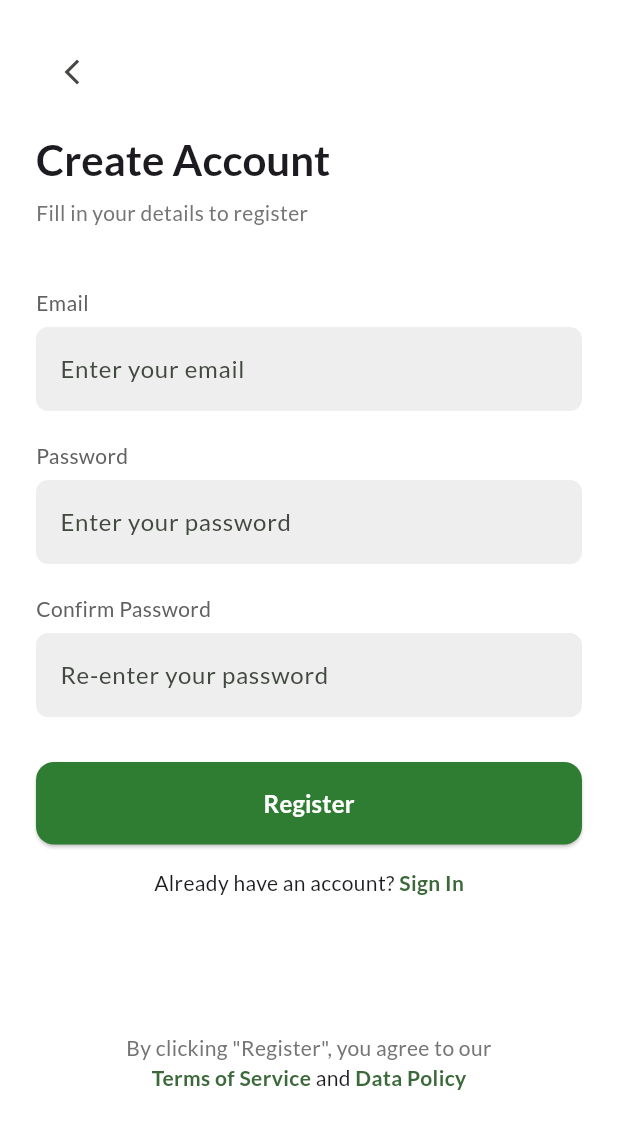
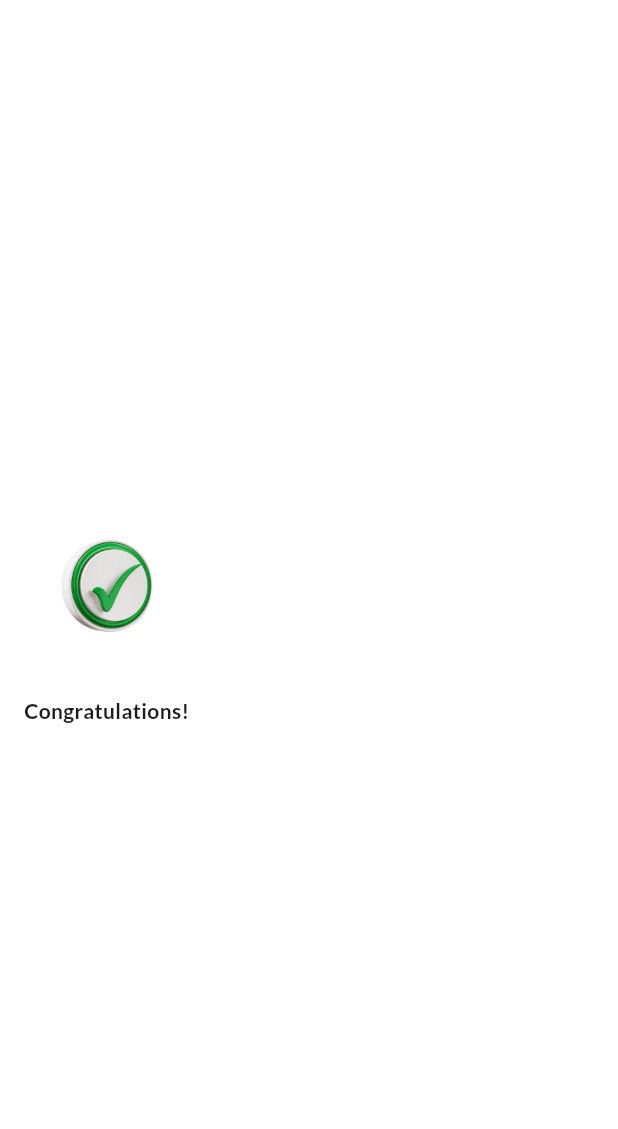
Before and after one commit to nyarko-i/Dinemin, a Flutter app: the SignupScreen screen opened by its route, after a tap on "Register", on a phone screen of 412 x 824 dp. Shown: the top 1129 px of the screen. Run offline on Flutter 3.47's test engine with Material 3 defaults, Android fonts, the phone set to English and light mode, and no system bars; our stand-ins replace google_fonts.

Commit message:
congrats screen in progress

```diff
--- a/lib/main.dart
+++ b/lib/main.dart
@@ -14,6 +14,7 @@ import 'screens/onboarding/onboarding1.dart';
 import 'screens/onboarding/onboarding2.dart';
 import 'screens/auth/login_screen.dart';
 import 'screens/auth/signup_screen.dart';
+import 'screens/auth/congratulation_screen.dart';
 
 void main() {
   runApp(const MainApp());
@@ -55,6 +56,7 @@ class MainApp extends StatelessWidget {
         AppRoutes.onboarding2: (context) => const Onboarding2(),
         AppRoutes.signup: (context) => const SignupScreen(),
         AppRoutes.login: (context) => const LoginScreen(),
+        AppRoutes.congratulation: (context) => const CongratulationScreen(),
       },
     );
   }
--- a/lib/routes/app_routes.dart
+++ b/lib/routes/app_routes.dart
@@ -5,4 +5,5 @@ class AppRoutes {
   static const String login = '/login';
   static const String signup = '/signup';
   static const String forgotPassword = '/forgot-password';
+  static const String congratulation = '/congratulations';
 }
--- /dev/null
+++ b/lib/screens/auth/congratulation_screen.dart
@@ -0,0 +1,26 @@
+import 'package:dinemin/constants/sizes.dart';
+import 'package:flutter/material.dart';
+
+class CongratulationScreen extends StatelessWidget {
+  const CongratulationScreen({super.key});
+
+  @override
+  Widget build(BuildContext context) {
+    return Scaffold(
+      body: Padding(
+        padding: const EdgeInsets.all(AppSizes.padding),
+        child: Column(
+          mainAxisAlignment: MainAxisAlignment.center,
+          children: [
+            Image.asset("assets/congrats.png", height: 100),
+            SizedBox(height: 24),
+            Text(
+              "Congratulations!",
+              style: TextStyle(fontWeight: FontWeight.bold),
+            ),
+          ],
+        ),
+      ),
+    );
+  }
+}
--- a/lib/screens/auth/signup_screen.dart
+++ b/lib/screens/auth/signup_screen.dart
@@ -117,7 +117,15 @@ class SignupScreen extends StatelessWidget {
               const SizedBox(height: 30),
 
               // Register button
-              CustomButton(onPressed: () {}, text: AppStrings.registerCta),
+              CustomButton(
+                onPressed: () {
+                  Navigator.pushReplacementNamed(
+                    context,
+                    AppRoutes.congratulation,
+                  );
+                },
+                text: AppStrings.registerCta,
+              ),
 
               const SizedBox(height: 16),
 
```
Also changed, not shown: assets/congrats.png (added).
